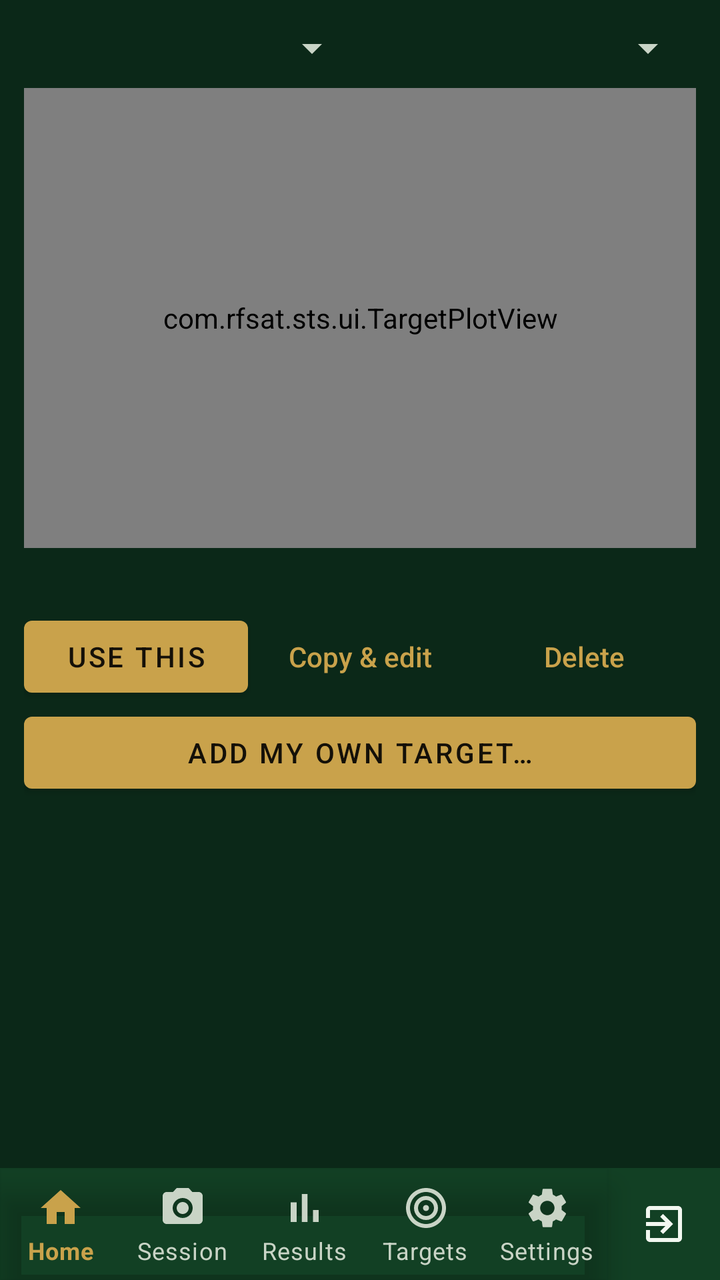
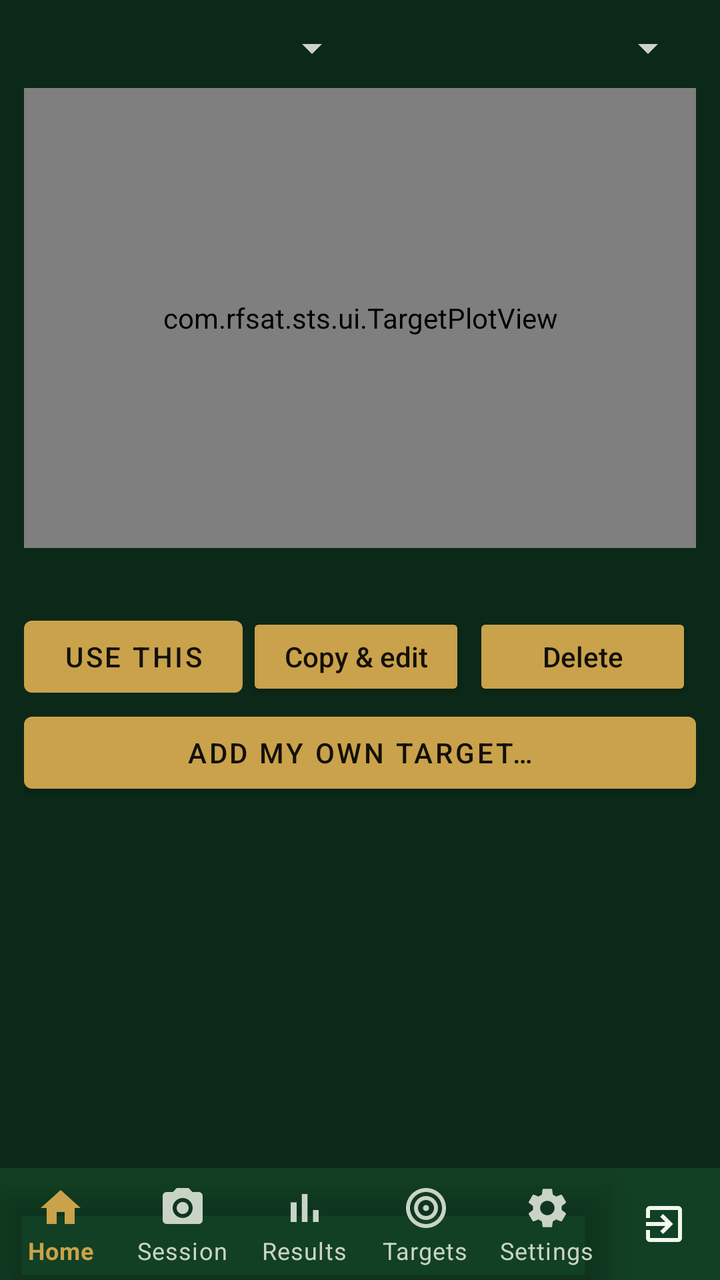

Compare the two renders of this Android layout. The source of the first and the diff that turns it into the second are given below.
<!-- AndroidManifest.xml: application theme Theme.STS -->
<!-- res/layout/activity_targets.xml -->
<?xml version="1.0" encoding="utf-8"?>
<LinearLayout xmlns:android="http://schemas.android.com/apk/res/android"
    android:layout_width="match_parent"
    android:layout_height="match_parent"
    android:orientation="vertical">

    <LinearLayout
        android:layout_width="match_parent"
        android:layout_height="wrap_content"
        android:orientation="vertical"
        android:padding="12dp">

        <LinearLayout
            android:layout_width="match_parent"
            android:layout_height="wrap_content"
            android:orientation="horizontal">
            <Spinner android:id="@+id/spDiscipline"
                android:layout_width="0dp" android:layout_weight="1"
                android:layout_height="wrap_content" />
            <Spinner android:id="@+id/spBody"
                android:layout_width="0dp" android:layout_weight="1"
                android:layout_height="wrap_content" />
        </LinearLayout>

        <com.rfsat.sts.ui.TargetPlotView
            android:id="@+id/plot"
            android:layout_width="match_parent"
            android:layout_height="230dp"
            android:layout_marginTop="8dp"
            android:background="@drawable/bg_card" />

        <TextView android:id="@+id/tvDetail"
            style="@style/Sts.Value"
            android:layout_marginTop="8dp"
            android:textSize="12sp" />

        <LinearLayout
            android:layout_width="match_parent"
            android:layout_height="wrap_content"
            android:orientation="horizontal"
            android:layout_marginTop="6dp">
            <Button android:id="@+id/btnUse"
                android:layout_width="0dp" android:layout_weight="1"
                android:layout_height="wrap_content" android:text="Use this" />
            <Button android:id="@+id/btnEdit"
                android:layout_width="0dp" android:layout_weight="1"
                android:layout_height="wrap_content" android:text="Copy &amp; edit"
                style="@style/Sts.TextButton" />
            <Button android:id="@+id/btnDelete"
                android:layout_width="0dp" android:layout_weight="1"
                android:layout_height="wrap_content" android:text="Delete"
                style="@style/Sts.TextButton" />
        </LinearLayout>

        <Button android:id="@+id/btnImport"
            android:layout_width="match_parent"
            android:layout_height="wrap_content"
            android:text="Add my own target…" />
    </LinearLayout>

    <ListView
        android:id="@+id/list"
        android:layout_width="match_parent"
        android:layout_height="0dp"
        android:layout_weight="1"
        android:layout_marginStart="12dp"
        android:layout_marginEnd="12dp" />

    <include layout="@layout/include_bottom_nav" />

</LinearLayout>
<!-- res/layout/include_bottom_nav.xml (included above) -->
<?xml version="1.0" encoding="utf-8"?>
<LinearLayout xmlns:android="http://schemas.android.com/apk/res/android"
    xmlns:app="http://schemas.android.com/apk/res-auto"
    android:layout_width="match_parent"
    android:layout_height="wrap_content"
    android:orientation="horizontal"
    android:background="?attr/colorSurface">

    <com.google.android.material.bottomnavigation.BottomNavigationView
        android:id="@+id/bottomNav"
        android:layout_width="0dp"
        android:layout_weight="1"
        android:layout_height="wrap_content"
        android:background="@android:color/transparent"
        app:itemIconTint="@color/bottom_nav_item"
        app:itemTextColor="@color/bottom_nav_item"
        app:labelVisibilityMode="labeled"
        app:menu="@menu/bottom_nav_menu" />

    <LinearLayout
        android:id="@+id/btnExit"
        android:layout_width="56dp"
        android:layout_height="match_parent"
        android:orientation="vertical"
        android:gravity="center"
        android:background="?attr/selectableItemBackgroundBorderless"
        android:contentDescription="@string/nav_exit">

        
        <ImageView
            android:layout_width="24dp"
            android:layout_height="24dp"
            android:src="@drawable/ic_nav_exit"
            app:tint="?android:attr/textColorPrimary"
            android:importantForAccessibility="no" />
    </LinearLayout>
</LinearLayout>
<!-- resources referenced by this layout -->
<resources>
  <!-- drawable bg_card (drawable) -->
  <?xml version="1.0" encoding="utf-8"?>
  <shape xmlns:android="http://schemas.android.com/apk/res/android" android:shape="rectangle">
      <solid android:color="?attr/colorSurface" />
      <corners android:radius="10dp" />
      <stroke android:width="1dp" android:color="?android:attr/textColorTertiary" />
  </shape>
  <!-- drawable ic_nav_exit (drawable) -->
  <vector xmlns:android="http://schemas.android.com/apk/res/android"
      android:width="24dp" android:height="24dp"
      android:viewportWidth="24" android:viewportHeight="24">
      <path android:fillColor="@android:color/white" android:pathData="M10.09,15.59L11.5,17l5,-5 -5,-5 -1.41,1.41L12.67,11H3v2h9.67l-2.58,2.59zM19,3H5c-1.11,0 -2,0.9 -2,2v4h2V5h14v14H5v-4H3v4c0,1.1 0.89,2 2,2h14c1.1,0 2,-0.9 2,-2V5c0,-1.1 -0.9,-2 -2,-2z" />
  </vector>
  <string name="nav_exit">Exit</string>
  <style name="Sts.TextButton" parent="Widget.AppCompat.Button.Borderless">
          <item name="android:textColor">?attr/colorAccent</item>
          <item name="android:textAllCaps">false</item>
          <item name="android:textSize">14sp</item>
      </style>
  <style name="Sts.Value" parent="">
          <item name="android:layout_width">match_parent</item>
          <item name="android:layout_height">wrap_content</item>
          <item name="android:textSize">14sp</item>
      </style>
  <style name="Theme.STS" parent="Theme.STS.Dark" />
  <style name="Theme.STS.Dark" parent="Theme.STS.Base">
          <item name="android:windowBackground">@color/dark_bg</item>
          <item name="colorSurface">@color/dark_surface</item>
          <item name="colorPrimary">@color/dark_accent</item>
          <item name="colorSecondary">@color/dark_accent</item>
          <item name="colorAccent">@color/dark_accent</item>
          <item name="colorOnPrimary">@color/dark_on_accent</item>
          <item name="colorOnSecondary">@color/dark_on_accent</item>
          <item name="android:colorBackground">@color/dark_surface</item>
          <item name="android:textColorPrimary">@color/dark_text</item>
          <item name="android:textColorSecondary">@color/dark_text_dim</item>
          <item name="android:textColorTertiary">#C9D4C6</item>
          <item name="android:textColorHint">#A6B2A4</item>
          <item name="colorOnSurface">@color/dark_text</item>
          <item name="colorOnBackground">@color/dark_text</item>
      </style>
  <style name="Theme.STS.Base" parent="Theme.MaterialComponents.NoActionBar">
          <item name="android:statusBarColor">@color/dark_bg</item>
      </style>
  <color name="dark_bg">#0B2818</color>
  <color name="dark_surface">#124024</color>
  <color name="dark_accent">#C9A24B</color>
  <color name="dark_on_accent">#141008</color>
  <color name="dark_text">#F2F7F0</color>
  <color name="dark_text_dim">#C9D4C6</color>
</resources>

<!-- the commit's change to res/layout/activity_targets.xml (unified diff, before → after) -->
@@ -45,11 +45,11 @@
             <Button android:id="@+id/btnEdit"
                 android:layout_width="0dp" android:layout_weight="1"
                 android:layout_height="wrap_content" android:text="Copy &amp; edit"
-                style="@style/Sts.TextButton" />
+                style="@style/Sts.ActionButton" />
             <Button android:id="@+id/btnDelete"
                 android:layout_width="0dp" android:layout_weight="1"
                 android:layout_height="wrap_content" android:text="Delete"
-                style="@style/Sts.TextButton" />
+                style="@style/Sts.ActionButton" />
         </LinearLayout>
 
         <Button android:id="@+id/btnImport"
<!-- resource entries referenced after the edit -->
@@ -14,10 +14,14 @@
       <path android:fillColor="@android:color/white" android:pathData="M10.09,15.59L11.5,17l5,-5 -5,-5 -1.41,1.41L12.67,11H3v2h9.67l-2.58,2.59zM19,3H5c-1.11,0 -2,0.9 -2,2v4h2V5h14v14H5v-4H3v4c0,1.1 0.89,2 2,2h14c1.1,0 2,-0.9 2,-2V5c0,-1.1 -0.9,-2 -2,-2z" />
   </vector>
   <string name="nav_exit">Exit</string>
-  <style name="Sts.TextButton" parent="Widget.AppCompat.Button.Borderless">
-          <item name="android:textColor">?attr/colorAccent</item>
+  <style name="Sts.ActionButton" parent="Widget.AppCompat.Button">
           <item name="android:textAllCaps">false</item>
           <item name="android:textSize">14sp</item>
+          <item name="android:minHeight">44dp</item>
+          <item name="android:paddingLeft">10dp</item>
+          <item name="android:paddingRight">10dp</item>
+          <item name="android:layout_marginStart">2dp</item>
+          <item name="android:layout_marginEnd">2dp</item>
       </style>
   <style name="Sts.Value" parent="">
           <item name="android:layout_width">match_parent</item>
